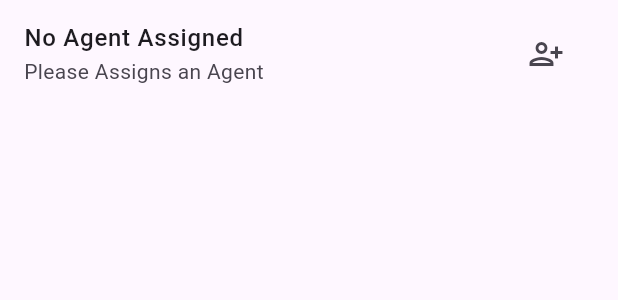
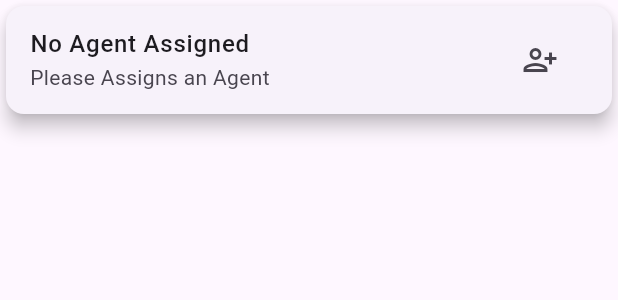
Before and after one commit to FALL2000/App-mobile-manager-flutter, a Flutter app: the MissingMaZoneAgentItem widget shown alone on an empty page, opened directly with empty values, on a phone screen of 412 x 824 dp. Shown: the top 300 px of the screen. Run offline on Flutter 3.47's test engine with Material 2 defaults, Android fonts, the phone set to English and light mode, and no system bars; our stand-ins replace cloud_functions, firebase_auth, firebase_core, firebase_messaging, flutter_local_notifications, get and 1 more; accounts and stored records are empty; network calls fail; Roboto replaces fonts that are missing (Rubik).

Commit message:
....refractor design

```diff
--- a/lib/Frontend/Views/Partials/Transaction/Details/Ma_ZoneAgentItem.dart
+++ b/lib/Frontend/Views/Partials/Transaction/Details/Ma_ZoneAgentItem.dart
@@ -19,13 +19,32 @@ class _MaZoneAgentItem extends StatelessWidget {
   @override
   Widget build(BuildContext context) {
 
-    return ListTile(
+    return _agentCard(
+            child: ListTile(
                 leading: CircleAvatar( child: Text('AG'),),
                 title: Text('${agent?.firstname} - ${agent?.lastname}') ,
                 subtitle: Text('Agent In charge') ,
+            ),
           );
 
 
+  }
+}
+
+class _agentCard extends StatelessWidget {
+  const _agentCard({
+    super.key,
+    required this.child,
+  });
+
+  final Widget child;
+
+  @override
+  Widget build(BuildContext context) {
+    return Card(
+      elevation: 5,
+      child: child,
+    );
   }
 }
 
@@ -93,10 +112,11 @@ class MissingMaZoneAgentItem extends StatelessWidget {
   @override
   Widget build(BuildContext context) {
 
-    return ListTile(
+    return _agentCard(
+            child: ListTile(
               // leading: const Icon(Icons.person),
-        title: Text('No Agent Assigned') ,
-        subtitle: Text('Please Assigns an Agent') ,
+              title: const Text('No Agent Assigned') ,
+              subtitle: const Text('Please Assigns an Agent') ,
               trailing: IconButton(icon: Icon(Icons.person_add_alt), onPressed: () {
 
                     showModalBottomSheet<void>(
@@ -136,6 +156,7 @@ class MissingMaZoneAgentItem extends StatelessWidget {
                       },
                     );
               }, ),
+            )
     );
 
 
```
Also changed, not shown: lib/Frontend/Views/Partials/MA_DrawerWidget.dart (+39 -6 lines), lib/Frontend/Views/Partials/Transaction/Details/MA_ZoneDetailsWidget.dart (line endings or trailing spaces). Lines whose indentation alone changed are shown as unchanged.
